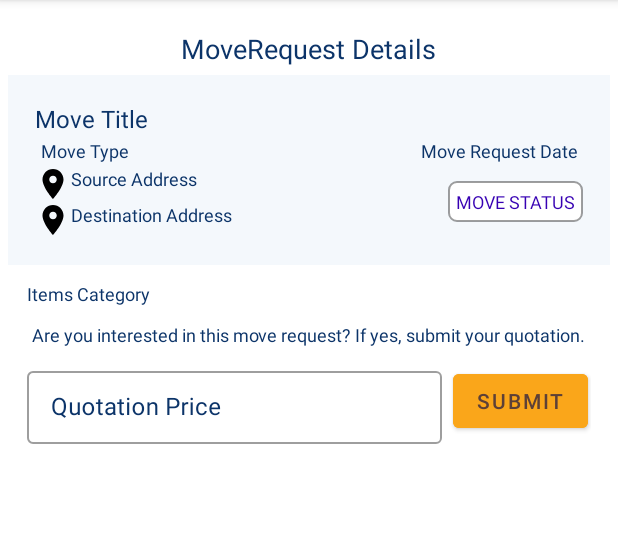
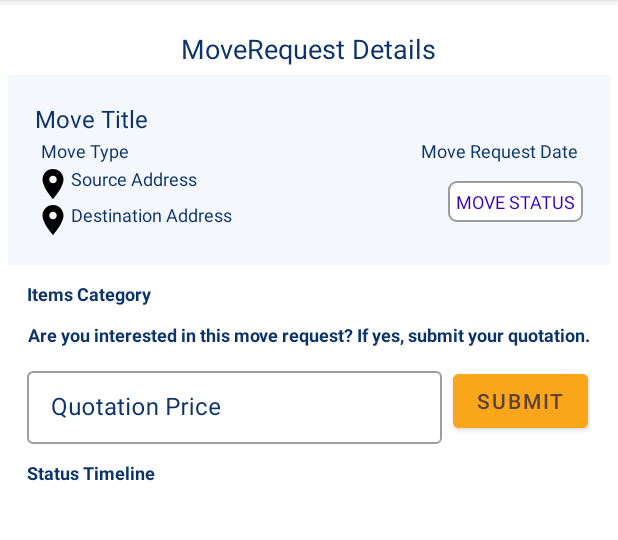
Before and after one commit to KannuSingh/WeMove, an Android app: the MRDetailMoverViewFragment screen opened through its navigation route, on a phone screen of 412 x 824 dp, the part 84-624 px from its top. Run offline under Robolectric (Android 15) with nearby library versions, the light colour scheme and no system bars; our stand-ins replace data binding, navigation-ui; libraries missing offline, so code that uses them is left out: com.journeyapps.barcodescanner; 13 statements that could not run were skipped.

Commit message:
Minor fixes

```diff
--- a/app/src/main/java/com/wemove/service/IMoverService.java
+++ b/app/src/main/java/com/wemove/service/IMoverService.java
@@ -3,6 +3,7 @@ package com.wemove.service;
 import com.wemove.model.MRStatusItem;
 import com.wemove.model.MoveRequest;
 import com.wemove.model.MoveRequestDto;
+import com.wemove.model.MoveStatus;
 import com.wemove.model.PriceQuote;
 import com.wemove.model.Review;
 
@@ -35,4 +36,7 @@ public interface IMoverService {
     public Call<List<MRStatusItem>> getStatusTimeline(@Query("moveRequestId") int moveRequestId);
 
 
+    @POST("/updateMoveRequestStatus")
+    public Call<Void> updateMoveRequestStatus(@Query("moveRequestId") int moveRequestId, @Query("moveStatus") MoveStatus moveStatus);
+
     }
--- a/app/src/main/java/com/wemove/ui/mover/MRDetailMoverViewFragment.java
+++ b/app/src/main/java/com/wemove/ui/mover/MRDetailMoverViewFragment.java
@@ -7,6 +7,7 @@ import androidx.databinding.DataBindingUtil;
 import androidx.fragment.app.Fragment;
 import androidx.lifecycle.Observer;
 import androidx.lifecycle.ViewModelProvider;
+import androidx.navigation.Navigation;
 import androidx.recyclerview.widget.LinearLayoutManager;
 import androidx.recyclerview.widget.RecyclerView;
 
@@ -47,6 +48,11 @@ public class MRDetailMoverViewFragment extends Fragment {
     ActivityResultLauncher<ScanOptions> barLauncher = registerForActivityResult(new ScanContract(), result ->{
         if(result.getContents()!= null){
             Log.i(TAG,result.getContents());
+            boolean verificationResult = moverViewModel.verifyQRCodeData(result.getContents());
+            if(verificationResult){
+                Log.i(TAG,"Change Status");
+                moverViewModel.updateMoveStatus(MoveStatus.PICKUP_STARTED);
+            }
         }
     });
 
@@ -115,6 +121,25 @@ public class MRDetailMoverViewFragment extends Fragment {
         }
 
         binding.fabStartPickup.setOnClickListener(this::verifyMoveOwner);
+        binding.fabMoveDelivered.setOnClickListener(view ->{
+            moverViewModel.updateMoveStatus(MoveStatus.FINISHED);
+            Toast.makeText(getContext(), "Status Updated", Toast.LENGTH_SHORT).show();
+            Navigation.findNavController(getView()).navigate(R.id.action_MRDetailMoverViewFragment_to_favoriteDeliveryFragment);
+
+        });
+        binding.fabReachedDestination.setOnClickListener(view -> {
+            moverViewModel.updateMoveStatus(MoveStatus.REACHED);
+            Toast.makeText(getContext(), "Status Updated", Toast.LENGTH_SHORT).show();
+            Navigation.findNavController(getView()).navigate(R.id.action_MRDetailMoverViewFragment_to_favoriteDeliveryFragment);
+        });
+
+        binding.fabOnRoute.setOnClickListener(view -> {
+            moverViewModel.updateMoveStatus(MoveStatus.ON_ROUTE);
+            Toast.makeText(getContext(), "Status Updated", Toast.LENGTH_SHORT).show();
+            Navigation.findNavController(getView()).navigate(R.id.action_MRDetailMoverViewFragment_to_favoriteDeliveryFragment);
+        });
+
+
 
         final Observer<Boolean> priceQuoteSubmissionResponse = submissionResponse -> {
 
--- a/app/src/main/res/layout/fragment_find_delivery.xml
+++ b/app/src/main/res/layout/fragment_find_delivery.xml
@@ -6,7 +6,7 @@
             android:layout_width="match_parent"
             android:layout_height="match_parent"
             android:orientation="vertical"
-            android:paddingHorizontal="20dp"
+            android:paddingHorizontal="11dp"
             android:background="@color/card_bg"
             tools:context=".ui.mover.FindDeliveryFragment">
 
--- a/app/src/main/res/layout/fragment_m_r_detail_customer_view.xml
+++ b/app/src/main/res/layout/fragment_m_r_detail_customer_view.xml
@@ -217,6 +217,12 @@
                             android:layout_marginTop="12dp"
 
                             />
+
+                        <ImageView
+                            android:layout_width="match_parent"
+                            android:layout_height="wrap_content"
+                            android:id="@+id/mover_owner_qr_code"
+                            android:scaleType="fitCenter"/>
                     </LinearLayout>
 
                 </ScrollView>
--- a/app/src/main/res/layout/fragment_m_r_detail_mover_view.xml
+++ b/app/src/main/res/layout/fragment_m_r_detail_mover_view.xml
@@ -164,6 +164,7 @@
                     android:layout_gravity="center"
                     android:layout_marginVertical="5dp"
                     android:paddingHorizontal="18dp"
+                    android:textStyle="bold"
                     android:text="Items Category"
                     android:textColor="@color/text"
                     android:textSize="12sp" />
@@ -177,7 +178,6 @@
                     android:dividerHeight="0.5dp"
                     android:indicatorLeft="?android:attr/expandableListPreferredItemIndicatorLeft"
                     android:paddingHorizontal="8dp" />
-
 
                 <LinearLayout
                     android:id="@+id/quotation_details"
@@ -200,6 +200,7 @@
                             android:layout_height="wrap_content"
                             android:layout_gravity="center"
                             android:layout_marginVertical="5dp"
+                            android:textStyle="bold"
                             android:text="Are you interested in this move request? If yes, submit your quotation."
                             android:textColor="@color/text"
                             android:textSize="12sp" />
@@ -254,7 +255,9 @@
                         <TextView
                             android:layout_width="wrap_content"
                             android:layout_height="wrap_content"
-                            android:text="My Quote" />
+                            android:text="My Quote"
+                            android:textColor="@color/text"
+                            android:textStyle="bold"/>
 
                         <LinearLayout
                             android:layout_width="match_parent"
@@ -295,7 +298,19 @@
                     android:layout_width="match_parent"
                     android:layout_height="match_parent"
                     android:layout_below="@+id/quotation_details"
+                    android:paddingHorizontal="18dp"
                     android:orientation="vertical">
+
+                    <TextView
+                        android:id="@+id/tv_move_status_timeline"
+                        android:layout_width="wrap_content"
+                        android:layout_height="wrap_content"
+                        android:layout_gravity="start"
+                        android:layout_marginVertical="5dp"
+                        android:text="Status Timeline"
+                        android:textStyle="bold"
+                        android:textColor="@color/text"
+                        android:textSize="12sp" />
 
                     <androidx.recyclerview.widget.RecyclerView
                         android:id="@+id/timeline_listView"
--- a/app/src/main/res/navigation/mover_nav_graph.xml
+++ b/app/src/main/res/navigation/mover_nav_graph.xml
@@ -37,7 +37,14 @@
         android:id="@+id/MRDetailMoverViewFragment"
         android:name="com.wemove.ui.mover.MRDetailMoverViewFragment"
         android:label="MRDetailMoverViewFragment"
-        tools:layout="@layout/fragment_m_r_detail_mover_view"/>
+        tools:layout="@layout/fragment_m_r_detail_mover_view">
+        <action
+            android:id="@+id/action_MRDetailMoverViewFragment_to_favoriteDeliveryFragment"
+            app:destination="@id/favoriteDeliveryFragment" />
+        <action
+            android:id="@+id/action_MRDetailMoverViewFragment_to_findDeliveryFragment"
+            app:destination="@id/findDeliveryFragment" />
+    </fragment>
     <fragment
         android:id="@+id/moverDashboardFragment"
         android:name="com.wemove.ui.mover.MoverDashboardFragment"
```
Also changed, not shown: app/src/main/java/com/wemove/repository/MoverRepository.java (+8 -0 lines), app/src/main/java/com/wemove/ui/customer/MRDetailCustomerViewFragment.java (+26 -0 lines), app/src/main/java/com/wemove/viewmodel/CustomerViewModel.java (+7 -1 lines), app/src/main/java/com/wemove/viewmodel/MoverViewModel.java (+39 -0 lines).
